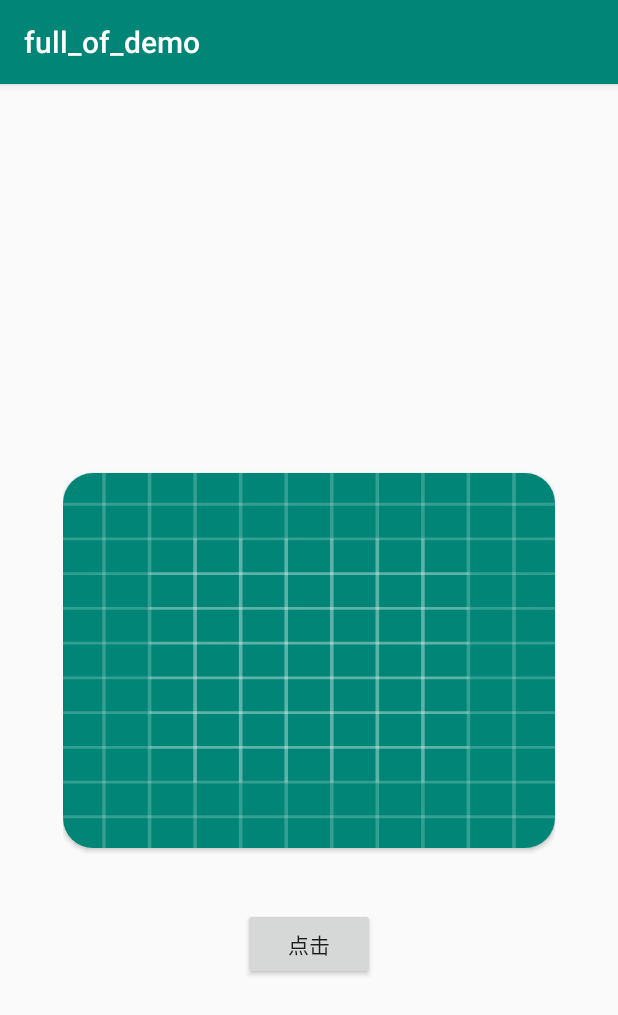
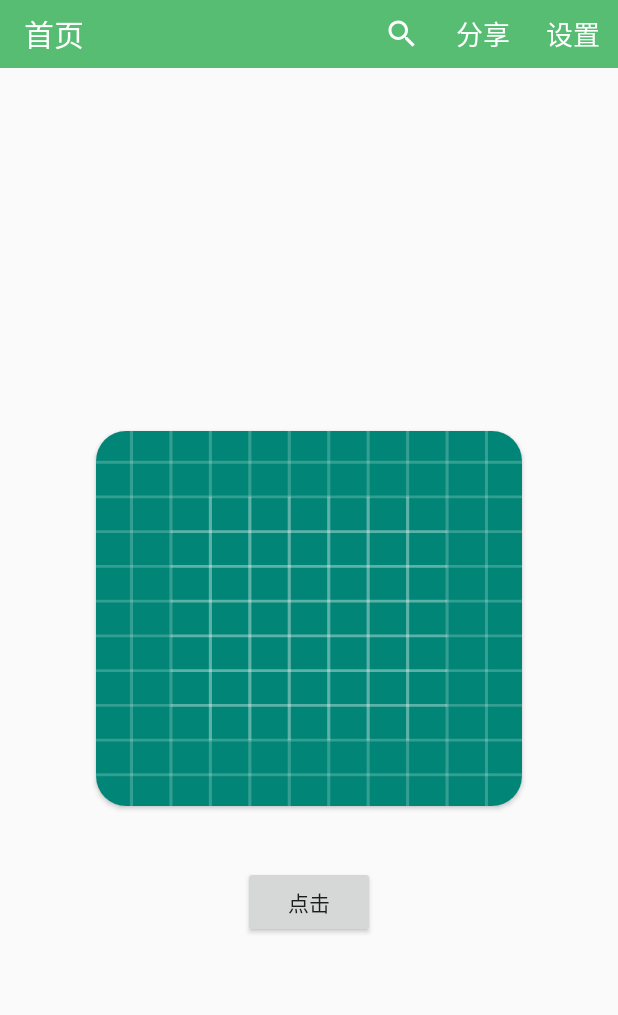
Before and after one commit to qiujihuihui/full_of_demo, an Android app: the screen it shows after launch (MainActivity), on a phone screen of 412 x 824 dp. Shown: the top 1015 px of the screen. Run offline under Robolectric (Android 15) with nearby library versions, the phone set to English and light mode, and no system bars.

Commit message:
toolbar的定义

```diff
--- a/app/build.gradle
+++ b/app/build.gradle
@@ -33,4 +33,5 @@ dependencies {
     implementation 'androidx.recyclerview:recyclerview:1.1.0'
     implementation 'me.tatarka:gradle-retrolambda:3.6.0'
     implementation 'androidx.cardview:cardview:1.0.0'
+    implementation 'androidx.palette:palette:1.0.0'
 }
--- a/app/src/main/java/com/full/demo/MainActivity.java
+++ b/app/src/main/java/com/full/demo/MainActivity.java
@@ -1,11 +1,16 @@
 package com.full.demo;
 
 import android.os.Bundle;
+import android.view.Menu;
 import android.widget.Button;
+import android.widget.Toast;
 
 import androidx.appcompat.app.AppCompatActivity;
+import androidx.appcompat.widget.Toolbar;
 
 import com.full.demo.businessdemo.manager.NotificationHelper;
+
+import java.util.Objects;
 
 public class MainActivity extends AppCompatActivity {
 
@@ -13,8 +18,34 @@ public class MainActivity extends AppCompatActivity {
     protected void onCreate(Bundle savedInstanceState) {
         super.onCreate(savedInstanceState);
         setContentView(R.layout.activity_main);
+        initViews();
+    }
+
+    @Override
+    public boolean onCreateOptionsMenu(Menu menu) {
+        getMenuInflater().inflate(R.menu.main, menu);
+        return true;
+    }
+
+    private void initViews() {
         Button clickBtn = findViewById(R.id.btn_click);
         clickBtn.setOnClickListener(view -> NotificationHelper.showHangNotification(MainActivity.this));
+        Toolbar toolbar = findViewById(R.id.common_toolbar);
+        toolbar.setTitle(R.string.toolbar_title_main_page);
+        setSupportActionBar(toolbar);
+        Objects.requireNonNull(getSupportActionBar()).setDisplayHomeAsUpEnabled(false);
+        toolbar.setOnMenuItemClickListener(item -> {
+            switch (item.getItemId()) {
+                case R.id.tb_setting:
+                    Toast.makeText(MainActivity.this, "You have clicked the setting button", Toast.LENGTH_SHORT).show();
+                    break;
+                case R.id.action_share:
+                    Toast.makeText(MainActivity.this, "You have clicked the share button", Toast.LENGTH_SHORT).show();
+                    break;
+                default:
+                    break;
+            }
+            return true;
+        });
     }
-
 }
--- a/app/src/main/res/layout/activity_main.xml
+++ b/app/src/main/res/layout/activity_main.xml
@@ -4,14 +4,21 @@
     xmlns:tools="http://schemas.android.com/tools"
     android:layout_width="match_parent"
     android:layout_height="match_parent"
-    android:paddingStart="42dp"
-    android:paddingEnd="42dp"
     tools:context=".MainActivity">
+
+    <include layout="@layout/view_common_toolbar"
+        app:layout_constraintTop_toTopOf="parent"
+        app:layout_constraintLeft_toLeftOf="parent"
+        app:layout_constraintRight_toRightOf="parent"
+        android:layout_width="match_parent"
+        android:layout_height="45dp"/>
 
     <androidx.cardview.widget.CardView
         android:id="@+id/cv_content"
         android:layout_width="match_parent"
         android:layout_height="250dp"
+        android:layout_marginStart="64dp"
+        android:layout_marginEnd="64dp"
         app:layout_constraintBottom_toBottomOf="parent"
         app:layout_constraintLeft_toLeftOf="parent"
         app:layout_constraintRight_toRightOf="parent"
@@ -35,4 +42,32 @@
         app:layout_constraintRight_toRightOf="parent"
         app:layout_constraintTop_toBottomOf="@+id/cv_content" />
 
+    <androidx.drawerlayout.widget.DrawerLayout
+        android:id="@+id/dl_layout"
+        android:layout_width="100dp"
+        android:layout_height="match_parent"
+        app:layout_constraintRight_toRightOf="parent"
+        android:visibility="gone">
+
+        <LinearLayout
+            android:id="@+id/layout_content"
+            android:layout_width="match_parent"
+            android:layout_height="match_parent"
+            android:orientation="vertical"
+            android:gravity="center">
+
+            <ImageView
+                android:layout_width="wrap_content"
+                android:layout_height="wrap_content"
+                android:src="@mipmap/demo_pic1"
+                android:scaleType="centerCrop"/>
+
+            <TextView
+                android:layout_width="wrap_content"
+                android:layout_height="wrap_content"
+                android:textSize="19sp"
+                android:text="@string/content_drawer_layout"/>
+        </LinearLayout>
+    </androidx.drawerlayout.widget.DrawerLayout>
+
 </android.support.constraint.ConstraintLayout>
--- /dev/null
+++ b/app/src/main/res/layout/view_common_toolbar.xml
@@ -0,0 +1,10 @@
+<?xml version="1.0" encoding="utf-8"?>
+<androidx.appcompat.widget.Toolbar xmlns:android="http://schemas.android.com/apk/res/android"
+    android:id="@+id/common_toolbar"
+    android:layout_width="match_parent"
+    android:layout_height="match_parent"
+    android:background="@color/main_color"
+    android:minHeight="?attr/actionBarSize"
+    android:theme="@style/ToolBarStyle">
+
+</androidx.appcompat.widget.Toolbar>
--- /dev/null
+++ b/app/src/main/res/menu/main.xml
@@ -0,0 +1,25 @@
+<?xml version="1.0" encoding="utf-8"?>
+<menu xmlns:android="http://schemas.android.com/apk/res/android"
+    xmlns:app="http://schemas.android.com/apk/res-auto"
+    xmlns:tools="http://schemas.android.com/tools"
+    tools:context=".MainActivity">
+
+    <item
+        android:id="@+id/tb_search"
+        android:orderInCategory="80"
+        android:title="@string/toolbar_title_search"
+        app:actionViewClass="androidx.appcompat.widget.SearchView"
+        app:showAsAction="ifRoom" />
+
+    <item
+        android:id="@+id/action_share"
+        android:orderInCategory="90"
+        android:title="@string/toolbar_title_share"
+        app:showAsAction="ifRoom" />
+
+    <item
+        android:id="@+id/tb_setting"
+        android:orderInCategory="100"
+        android:title="@string/toolbar_title_setting"
+        app:showAsAction="ifRoom" />
+</menu>
--- a/app/src/main/res/values/colors.xml
+++ b/app/src/main/res/values/colors.xml
@@ -3,4 +3,9 @@
     <color name="colorPrimary">#008577</color>
     <color name="colorPrimaryDark">#00574B</color>
     <color name="colorAccent">#D81B60</color>
+
+    <color name="main_color">#56bd72</color>
+    <color name="white">#ffffff</color>
+    <color name="transparent">#00000000</color>
+    <color name="common_gray">#888888</color>
 </resources>
--- a/app/src/main/res/values/strings.xml
+++ b/app/src/main/res/values/strings.xml
@@ -3,4 +3,9 @@
 
     <string name="main_click_test">点击</string>
     <string name="title_custom_notification_fold">测试自动展开</string>
+    <string name="content_drawer_layout">抽屉侧滑</string>
+    <string name="toolbar_title_search">搜索</string>
+    <string name="toolbar_title_share">分享</string>
+    <string name="toolbar_title_setting">设置</string>
+    <string name="toolbar_title_main_page">首页</string>
 </resources>
--- a/app/src/main/res/values/styles.xml
+++ b/app/src/main/res/values/styles.xml
@@ -1,11 +1,20 @@
 <resources>
 
     <!-- Base application theme. -->
-    <style name="AppTheme" parent="Theme.AppCompat.Light.DarkActionBar">
+    <style name="AppTheme" parent="Theme.AppCompat.Light.NoActionBar">
         <!-- Customize your theme here. -->
-        <item name="colorPrimary">@color/colorPrimary</item>
-        <item name="colorPrimaryDark">@color/colorPrimaryDark</item>
+        <item name="colorPrimary">@color/main_color</item>
+        <item name="colorPrimaryDark">@color/main_color</item>
         <item name="colorAccent">@color/colorAccent</item>
     </style>
 
+    <style name="ToolBarStyle" parent="ThemeOverlay.AppCompat.ActionBar">
+        <item name="android:textColorPrimary">@color/white</item>
+        <item name="android:textColorSecondary">@color/white</item>
+        <item name="android:actionMenuTextColor">@color/white</item>
+        <item name="android:textColor">@color/main_color</item>
+        <!--<item name="android:subtitleTextColor">@color/main_color</item>-->
+        <item name="android:textSize">18sp</item>
+        <!--<item name="android:titleTextColor">@color/main_color</item>-->
+    </style>
 </resources>
```
